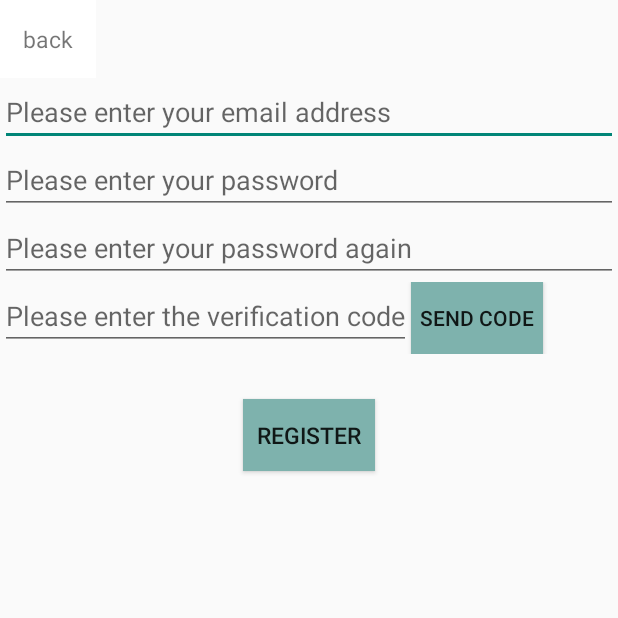
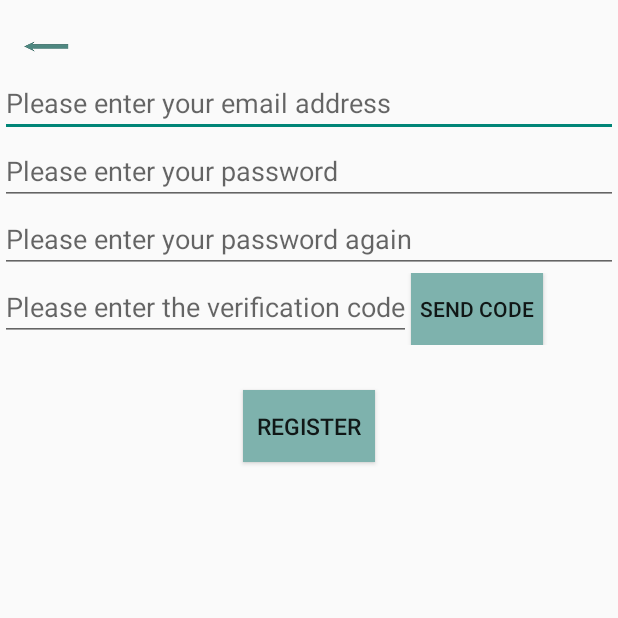
Before and after one commit to Bingo5422/MyApplication, an Android app: the RegisterActivity screen opened directly, with no data from a screen before it, on a phone screen of 412 x 824 dp, the top half of it. Run offline under Robolectric (Android 15) with nearby library versions, the phone set to English and light mode, and no system bars.

```diff
--- a/app/src/main/AndroidManifest.xml
+++ b/app/src/main/AndroidManifest.xml
@@ -36,6 +36,9 @@
             android:name=".ui.me.ResetPwActivity"
             android:exported="true" />
         <activity
+            android:name=".ui.me.ServerHistActivity"
+            android:exported="true"/>
+        <activity
             android:name=".MainActivity"
             android:exported="true"
             android:label="@string/app_name">
--- a/app/src/main/java/com/example/myapplication/ui/me/RegisterActivity.java
+++ b/app/src/main/java/com/example/myapplication/ui/me/RegisterActivity.java
@@ -4,6 +4,7 @@ import androidx.annotation.NonNull;
 import androidx.appcompat.app.AppCompatActivity;
 
 import android.content.Context;
+import android.content.Intent;
 import android.content.SharedPreferences;
 import android.os.Bundle;
 import android.os.Handler;
@@ -13,6 +14,7 @@ import android.view.View;
 import android.view.ViewGroup;
 import android.widget.Button;
 import android.widget.EditText;
+import android.widget.ImageView;
 import android.widget.TextView;
 import android.widget.Toast;
 
@@ -41,6 +43,7 @@ public class RegisterActivity extends AppCompatActivity {
     private Button btn_register, btn_send_code;
     private EditText et_email, et_password, et_confirm_pw, et_captcha;
     private TextView tv_error_info;
+    private ImageView iv_back_to_login;
 
 
     @Override
@@ -55,7 +58,10 @@ public class RegisterActivity extends AppCompatActivity {
         et_confirm_pw = findViewById(R.id.et_confirm_pw);
         et_captcha = findViewById(R.id.et_captcha);
         tv_error_info = findViewById(R.id.tv_error_info);
+        iv_back_to_login = findViewById(R.id.iv_back_to_login);
 
+
+        // 提交注册
         btn_register.setOnClickListener(new View.OnClickListener() {
             @Override
             public void onClick(View view) {
@@ -113,6 +119,7 @@ public class RegisterActivity extends AppCompatActivity {
             }
         });
 
+        // 发送验证码
         btn_send_code.setOnClickListener(new View.OnClickListener() {
             @Override
             public void onClick(View view) {
@@ -151,5 +158,13 @@ public class RegisterActivity extends AppCompatActivity {
             }
         });
 
+        // 返回登录界面
+        iv_back_to_login.setOnClickListener(new View.OnClickListener() {
+            @Override
+            public void onClick(View view) {
+                startActivity(new Intent(RegisterActivity.this, LoginActivity.class));
+            }
+        });
+
     }
 }
--- a/app/src/main/res/layout/activity_register.xml
+++ b/app/src/main/res/layout/activity_register.xml
@@ -12,14 +12,20 @@
         android:layout_height="match_parent"
         android:orientation="vertical">
 
-        <TextView
-            android:id="@+id/tv_back_to_login"
-            android:layout_width="wrap_content"
-            android:layout_height="wrap_content"
-            android:background="@color/white"
-            android:text="back"
-            android:textSize="15sp"
-            android:padding="15sp"/>
+        <RelativeLayout
+            android:layout_width="match_parent"
+            android:layout_height="wrap_content">
+
+            <ImageView
+                android:id="@+id/iv_back_to_login"
+                android:layout_width="30dp"
+                android:layout_height="30dp"
+                android:src="@mipmap/one_dir_arrow"
+                android:layout_marginTop="@dimen/activity_vertical_margin"
+                android:layout_marginLeft="@dimen/activity_horizontal_margin" />
+        </RelativeLayout>
+
+
 
         <EditText
             android:id="@+id/et_email"
```
Also changed, not shown: app/src/main/java/com/example/myapplication/ui/me/LoginActivity.java (+8 -3 lines), app/src/main/java/com/example/myapplication/ui/me/MeFragment.java (+38 -13 lines), app/src/main/res/layout/fragment_dashboard.xml (+14 -0 lines), app/src/main/res/layout/fragment_me.xml (+7 -0 lines).
